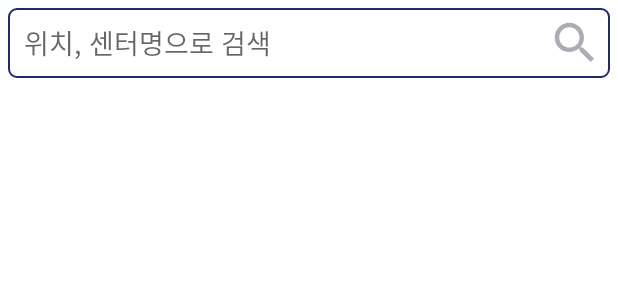
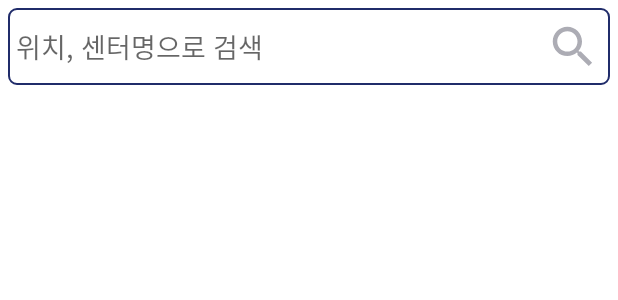
Before and after one commit to Gongcu/BlueMap, an Android app: the layout fragment_center_search.xml on its own in the app's theme, with its tools: preview values and no code run, on a phone screen of 412 x 824 dp. Shown: the top 300 px of the screen. Run offline under Robolectric (Android 15) with nearby library versions, the phone set to English and light mode, and no system bars; network calls fail.

Commit message:
update: UI/UX 개선 1. 댓글 입력 창 UI 개선 3. 센터 검색 EditText ObservableField 사용

```diff
--- a/app/src/main/java/com/bluemap/overcom_blue/repository/CenterDataSource.kt
+++ b/app/src/main/java/com/bluemap/overcom_blue/repository/CenterDataSource.kt
@@ -3,7 +3,7 @@ package com.bluemap.overcom_blue.repository
 import android.util.Log
 import androidx.paging.PageKeyedDataSource
 import com.bluemap.overcom_blue.model.Center
-import com.bluemap.overcom_blue.ui.main.diagnosis.result.map.search.CenterSearchViewModel.Companion.centerSearchText
+import com.bluemap.overcom_blue.ui.main.diagnosis.result.map.search.CenterSearchViewModel.Companion.searchText
 import io.reactivex.android.schedulers.AndroidSchedulers
 import io.reactivex.disposables.CompositeDisposable
 import io.reactivex.schedulers.Schedulers
@@ -19,7 +19,7 @@ class CenterDataSource (
         params: LoadInitialParams<Int>,
         callback: LoadInitialCallback<Int, Center>
     ) {
-        val disposable = repository.getCenter(centerSearchText,0)
+        val disposable = repository.getCenter(searchText.get()!!,0)
                 .subscribe { it ->
                     offset += it.size
                     Log.i(TAG, offset.toString())
@@ -33,7 +33,7 @@ class CenterDataSource (
     }
 
     override fun loadAfter(params: LoadParams<Int>, callback: LoadCallback<Int, Center>) {
-        val disposable = repository.getCenter(centerSearchText,params.key)
+        val disposable = repository.getCenter(searchText.get()!!,params.key)
                 .observeOn(AndroidSchedulers.mainThread())
                 .subscribeOn(Schedulers.io())
                 .subscribe { it ->
--- a/app/src/main/java/com/bluemap/overcom_blue/ui/main/board/post_details/PostDetailsViewModel.kt
+++ b/app/src/main/java/com/bluemap/overcom_blue/ui/main/board/post_details/PostDetailsViewModel.kt
@@ -98,6 +98,8 @@ class PostDetailsViewModel @Inject constructor(
 
     //댓글 작성 완료 버튼 클릭
     fun writeComment(comment: String){
+        if(comment.isBlank())
+            return
         if(parentCommentId==-1)
             setComments(repository.writeComment(UserManager.accessPostId, Comment(UserManager.userId,comment)))
         else
--- a/app/src/main/java/com/bluemap/overcom_blue/user/UserManager.kt
+++ b/app/src/main/java/com/bluemap/overcom_blue/user/UserManager.kt
@@ -8,4 +8,5 @@ object UserManager {
     var userId : Int = -1
     var accessPostId : Int = -1
     var currentLocation = Location(37.570975,126.977759) //Default : 광화문
+
 }
--- a/app/src/main/res/layout/fragment_center_search.xml
+++ b/app/src/main/res/layout/fragment_center_search.xml
@@ -5,6 +5,9 @@
     xmlns:app="http://schemas.android.com/apk/res-auto">
 
     <data>
+        <variable
+            name="fragment"
+            type="com.bluemap.overcom_blue.ui.main.diagnosis.result.map.search.CenterSearchFragment" />
         <variable
             name="viewModel"
             type="com.bluemap.overcom_blue.ui.main.diagnosis.result.map.search.CenterSearchViewModel" />
@@ -15,48 +18,47 @@
         android:layout_height="match_parent"
         tools:context=".ui.main.diagnosis.result.map.search.CenterSearchFragment">
 
-        <LinearLayout
-            android:id="@+id/linear_layout"
-            android:layout_margin="5dp"
-            android:padding="5dp"
-            android:background="@drawable/rounded_style_view"
-            app:layout_constraintTop_toTopOf="parent"
-            app:layout_constraintLeft_toLeftOf="parent"
-            app:layout_constraintRight_toRightOf="parent"
-            android:orientation="horizontal"
-            android:layout_width="match_parent"
-            android:layout_height="wrap_content">
+
             <EditText
                 android:id="@+id/search_edit_text_view"
                 android:hint="위치, 센터명으로 검색"
+                android:text="@={viewModel.Companion.searchText}"
                 android:fontFamily="@font/godo_m"
-                android:background="@null"
+                android:background="@drawable/rounded_style_view"
                 android:textCursorDrawable="@drawable/shape_cursor"
-                android:maxLength="20"
+                android:maxLength="15"
                 android:maxLines="1"
                 android:imeOptions="actionDone"
                 android:inputType="text"
-                app:setOnEditorActionListener="@{viewModel.onEditorActionListener}"
+                app:setOnEditorActionListener="@{fragment.onEditorActionListener}"
                 android:textColor="@color/textColor"
+                android:layout_margin="5dp"
+                android:paddingVertical="12dp"
                 android:paddingStart="5dp"
-                android:layout_weight="1"
-                android:layout_gravity="center"
+                android:paddingEnd="16dp"
                 android:layout_width="0dp"
-                android:layout_height="wrap_content"/>
+                android:layout_height="wrap_content"
+                app:layout_constraintLeft_toLeftOf="parent"
+                app:layout_constraintRight_toRightOf="parent"
+                app:layout_constraintTop_toTopOf="parent"/>
+
             <androidx.appcompat.widget.AppCompatImageView
                 android:id="@+id/search_btn"
-                android:onClick="@{(v)->viewModel.search(searchEditTextView.getText().toString())}"
+                android:onClick="@{(v)->viewModel.search()}"
                 app:srcCompat="@drawable/ic_baseline_search_24"
                 android:layout_width="36dp"
-                android:layout_height="36dp"/>
-        </LinearLayout>
+                android:layout_height="36dp"
+                android:layout_marginEnd="12dp"
+                app:layout_constraintTop_toTopOf="@+id/search_edit_text_view"
+                app:layout_constraintBottom_toBottomOf="@+id/search_edit_text_view"
+                app:layout_constraintRight_toRightOf="parent"/>
 
 
         <androidx.recyclerview.widget.RecyclerView
             android:id="@+id/recycler_view"
             android:padding="8dp"
             app:layoutManager="androidx.recyclerview.widget.LinearLayoutManager"
-            app:layout_constraintTop_toBottomOf="@+id/linear_layout"
+            app:layout_constraintTop_toBottomOf="@+id/search_edit_text_view"
             app:layout_constraintLeft_toLeftOf="parent"
             app:layout_constraintRight_toRightOf="parent"
             app:layout_constraintBottom_toBottomOf="parent"
```
Also changed, not shown: app/src/main/java/com/bluemap/overcom_blue/ui/main/diagnosis/result/map/search/CenterSearchFragment.kt (+13 -0 lines), app/src/main/java/com/bluemap/overcom_blue/ui/main/diagnosis/result/map/search/CenterSearchViewModel.kt (+3 -14 lines), app/src/main/res/layout/fragment_post_details.xml (+63 -75 lines), app/src/main/res/layout/fragment_post_write.xml (+4 -3 lines).
